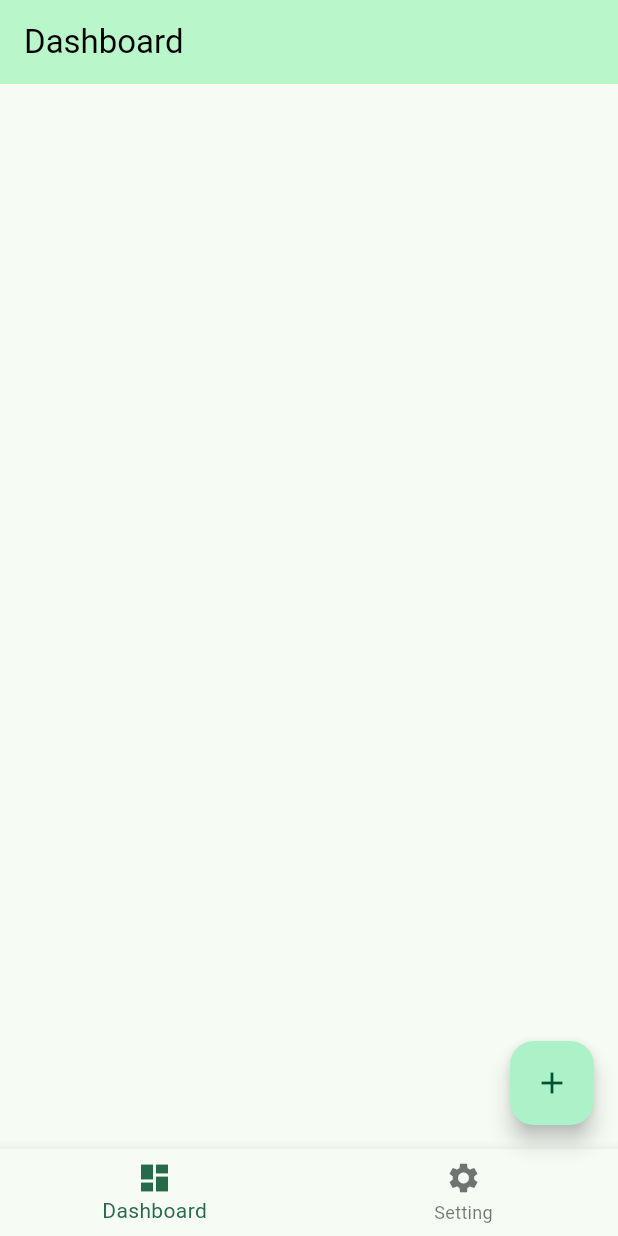
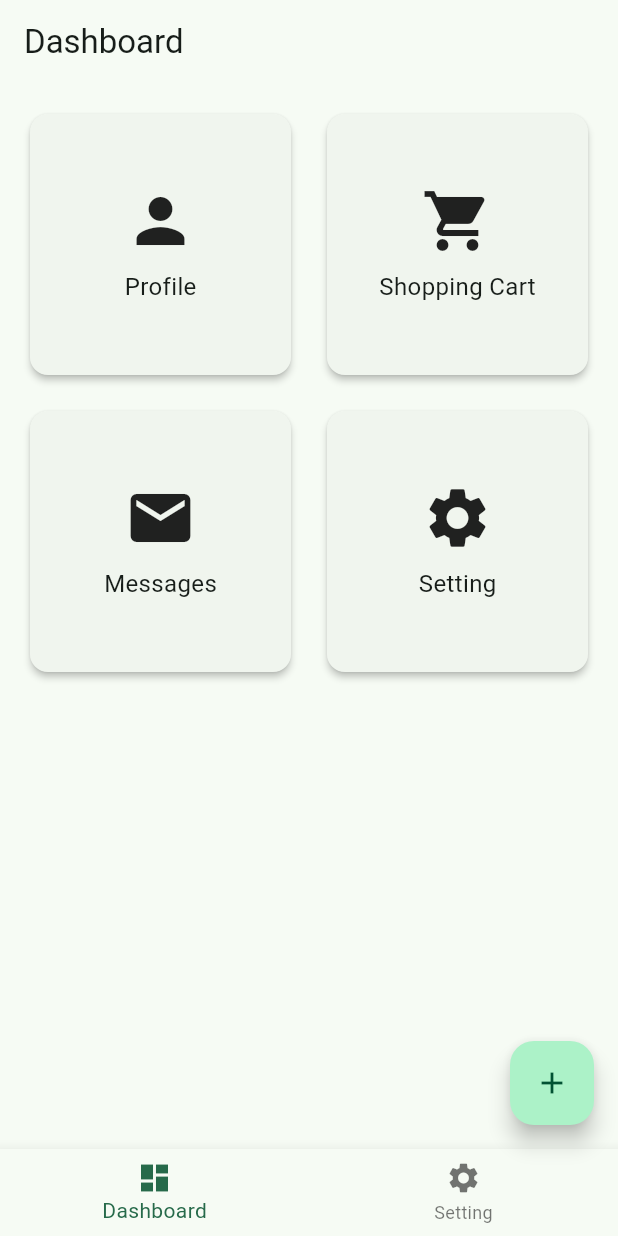
Before and after one commit to bernardrealino/flutter_base_project_template, a Flutter app: the screen it shows after launch, on a phone screen of 412 x 824 dp. Run offline on Flutter 3.47's test engine with Material 2 defaults, Android fonts, the phone set to English and light mode, and no system bars; our stand-ins replace lottie, smooth_page_indicator.

Commit message:
Added Dashboard Items

```diff
--- a/lib/dashboard.dart
+++ b/lib/dashboard.dart
@@ -8,14 +8,48 @@ class DashboardPage extends StatefulWidget {
 }
 
 class _DashboardPageState extends State<DashboardPage> {
-  String buttonName = "CLICK";
-
   @override
   Widget build(BuildContext context) {
-    return Container(
-      width: double.infinity,
-      height: double.infinity,
-      child: Row(),
+    return Scaffold(
+      body: Container(
+        padding: EdgeInsets.all(16.0),
+        child: GridView.count(
+          crossAxisCount: 2,
+          crossAxisSpacing: 16.0,
+          mainAxisSpacing: 16.0,
+          children: [
+            _buildCard('Profile', Icons.person),
+            _buildCard('Shopping Cart', Icons.shopping_cart),
+            _buildCard('Messages', Icons.mail),
+            _buildCard('Setting', Icons.settings),
+          ],
+        ),
+      ),
+    );
+  }
+
+  Widget _buildCard(String title, IconData icon) {
+    return Card(
+      elevation: 2.0,
+      child: InkWell(
+        onTap: () {
+          // Handle card tap
+        },
+        child: Column(
+          mainAxisAlignment: MainAxisAlignment.center,
+          children: [
+            Icon(
+              icon,
+              size: 48.0,
+            ),
+            SizedBox(height: 8.0),
+            Text(
+              title,
+              style: TextStyle(fontSize: 16.0),
+            ),
+          ],
+        ),
+      ),
     );
   }
 }
--- a/lib/home_page.dart
+++ b/lib/home_page.dart
@@ -17,9 +17,6 @@ class _HomePageState extends State<HomePage> {
   Widget build(BuildContext context) {
     return Scaffold(
       appBar: AppBar(
-        backgroundColor: Colors.greenAccent[100],
-        foregroundColor: Colors.black,
-        iconTheme: IconThemeData(color: Colors.greenAccent[100]),
         title: Text(appBarTitle),
       ),
       floatingActionButton: Visibility(
```
